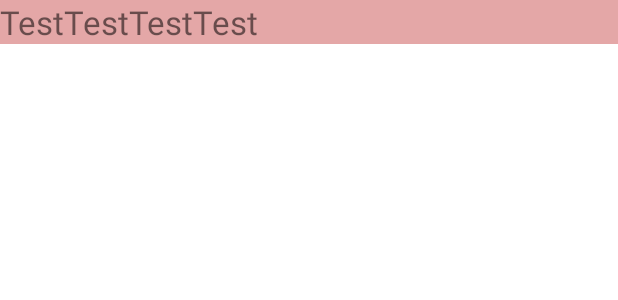
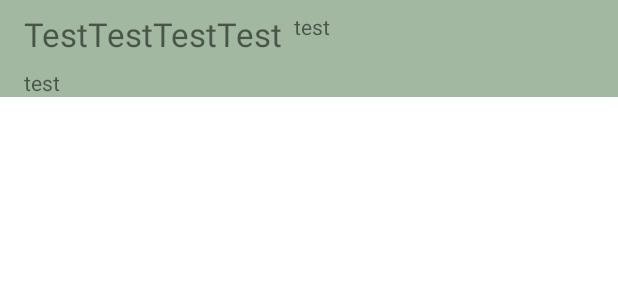
Before and after one commit to ErfanDP/Erfan_Delavari_HW13_Maktab36, an Android app: the layout list_row_even_task.xml on its own in the app's theme, with its tools: preview values and no code run, on a phone screen of 412 x 824 dp. Shown: the top 300 px of the screen. Run offline under Robolectric (Android 15) with nearby library versions, the phone set to English and light mode, and no system bars.

Commit message:
/changing list row views

```diff
--- a/app/src/main/java/com/example/erfan_delavari_hw13_maktab36/controller/Fragments/DialogTaskInformationFragment.java
+++ b/app/src/main/java/com/example/erfan_delavari_hw13_maktab36/controller/Fragments/DialogTaskInformationFragment.java
@@ -122,7 +122,7 @@ public class DialogTaskInformationFragment extends DialogFragment {
         if (!mEditable) {
             materialAlertDialogBuilder.setNeutralButton(R.string.edit, (dialog, which) -> {
                 DialogTaskInformationFragment.newInstance(true,mTask)
-                        .show(getFragmentManager(), TAG_DIALOG_TASK_INFORMATION);
+                        .show(getTargetFragment().getFragmentManager(), TAG_DIALOG_TASK_INFORMATION);
                 dismiss();
             });
         }
--- a/app/src/main/java/com/example/erfan_delavari_hw13_maktab36/controller/Fragments/TaskPagerFragment.java
+++ b/app/src/main/java/com/example/erfan_delavari_hw13_maktab36/controller/Fragments/TaskPagerFragment.java
@@ -13,7 +13,6 @@ import android.view.ViewGroup;
 import androidx.annotation.NonNull;
 import androidx.annotation.Nullable;
 import androidx.fragment.app.Fragment;
-import androidx.fragment.app.FragmentActivity;
 import androidx.fragment.app.FragmentManager;
 import androidx.viewpager2.adapter.FragmentStateAdapter;
 import androidx.viewpager2.widget.ViewPager2;
--- a/app/src/main/res/layout/list_row_even_task.xml
+++ b/app/src/main/res/layout/list_row_even_task.xml
@@ -1,15 +1,44 @@
 <?xml version="1.0" encoding="utf-8"?>
-<RelativeLayout xmlns:android="http://schemas.android.com/apk/res/android"
+<androidx.constraintlayout.widget.ConstraintLayout xmlns:android="http://schemas.android.com/apk/res/android"
+    xmlns:app="http://schemas.android.com/apk/res-auto"
     xmlns:tools="http://schemas.android.com/tools"
     android:layout_width="match_parent"
     android:layout_height="wrap_content"
-    android:background="#E4A7A7">
+    android:background="@color/colorSurface">
 
     <TextView
         android:id="@+id/list_row_name"
-        android:layout_width="match_parent"
+        android:layout_width="0dp"
         android:layout_height="wrap_content"
+        android:layout_marginStart="16dp"
+        android:layout_marginTop="8dp"
         android:textSize="22sp"
+        app:layout_constraintStart_toStartOf="parent"
+        app:layout_constraintTop_toTopOf="parent"
         tools:text="TestTestTestTest" />
 
-</RelativeLayout>
+    <TextView
+        android:id="@+id/list_row_date"
+        android:layout_width="0dp"
+        android:layout_height="wrap_content"
+        android:layout_marginStart="16dp"
+        android:layout_marginTop="8dp"
+        app:layout_constraintEnd_toEndOf="@+id/list_row_name"
+        app:layout_constraintStart_toStartOf="parent"
+        app:layout_constraintTop_toBottomOf="@+id/list_row_name"
+        tools:text="test" />
+
+    <TextView
+        android:id="@+id/textView2"
+        android:layout_width="0dp"
+        android:layout_height="0dp"
+        android:layout_marginStart="8dp"
+        android:layout_marginTop="8dp"
+        android:layout_marginEnd="16dp"
+        app:layout_constraintBottom_toBottomOf="@+id/list_row_date"
+        app:layout_constraintEnd_toEndOf="parent"
+        app:layout_constraintStart_toEndOf="@+id/list_row_name"
+        app:layout_constraintTop_toTopOf="parent"
+        tools:text="test" />
+
+</androidx.constraintlayout.widget.ConstraintLayout>
```
Also changed, not shown: app/src/main/java/com/example/erfan_delavari_hw13_maktab36/controller/Fragments/TaskListFragment.java (+1 -6 lines), app/src/main/res/layout/list_row_odd_task.xml (+32 -3 lines).
